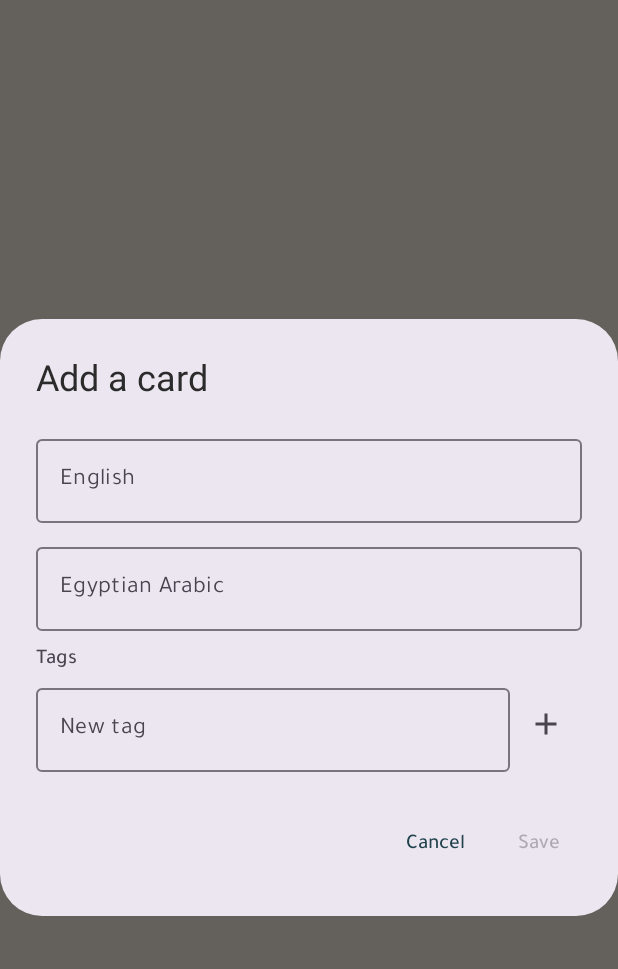
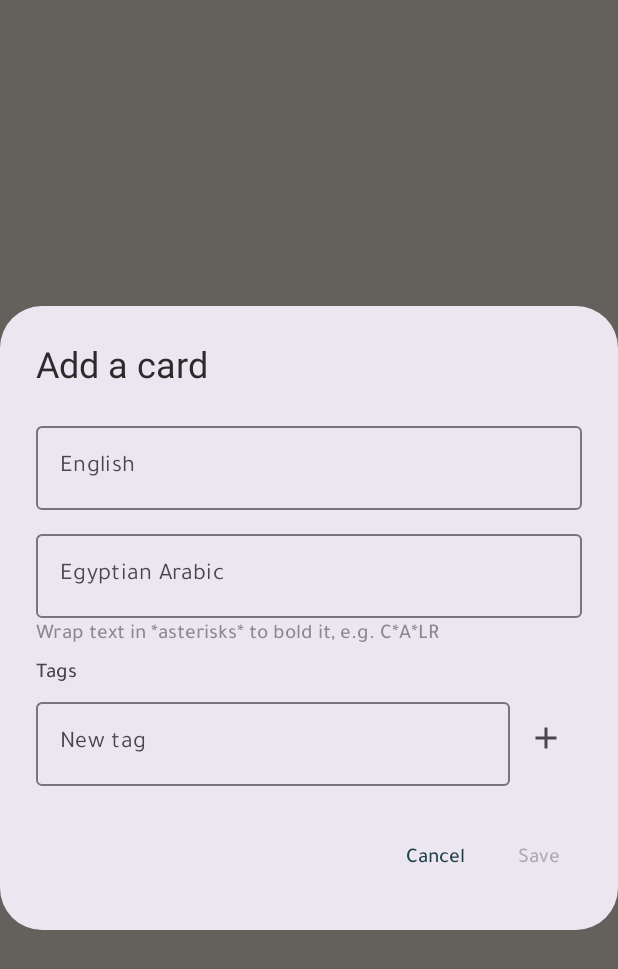
Before and after one commit to arualaura5/Claude-Work-Android-App, an Android app built with Jetpack Compose: the composable CardEditDialog called with empty values, on a phone screen of 412 x 824 dp. Shown: the top 969 px of the screen. Run offline under Robolectric (Android 15) with nearby library versions, the phone set to English and light mode, and no system bars.

Commit message:
Support *bold* markup in card text
Wrap any span in *asterisks* when adding/editing a card to render it
bold — handy for marking Arabic root letters within an inflected
form. Shifted the flashcard's base text weight from Bold to Medium so
the marked spans actually stand out, and applied the same rendering
to the card previews in My Cards. Added an in-app hint on the
add/edit form so this doesn't need to be looked up.

Pure display change — card text is stored exactly as typed (asterisks
included), so this doesn't touch the data format at all.

```diff
--- a/app/src/main/java/com/arabicflashcards/app/ui/ManageCardsScreen.kt
+++ b/app/src/main/java/com/arabicflashcards/app/ui/ManageCardsScreen.kt
@@ -98,9 +98,9 @@ internal fun ManageCardsScreen(
                                 verticalAlignment = Alignment.CenterVertically
                             ) {
                                 Column(modifier = Modifier.weight(1f)) {
-                                    Text(card.english, fontWeight = FontWeight.Bold)
+                                    Text(parseCardMarkup(card.english), fontWeight = FontWeight.Medium)
                                     Text(
-                                        card.egyptian,
+                                        parseCardMarkup(card.egyptian),
                                         color = MaterialTheme.colorScheme.onSurface.copy(alpha = 0.7f)
                                     )
                                     if (card.tags.isNotEmpty()) {
@@ -220,6 +220,12 @@ private fun CardEditDialog(
                     label = { Text("Egyptian Arabic") },
                     modifier = Modifier.fillMaxWidth()
                 )
+                Spacer(Modifier.height(4.dp))
+                Text(
+                    "Wrap text in *asterisks* to bold it, e.g. C*A*LR",
+                    style = MaterialTheme.typography.labelLarge,
+                    color = MaterialTheme.colorScheme.onSurface.copy(alpha = 0.5f)
+                )
                 Spacer(Modifier.height(12.dp))
                 Text("Tags", style = MaterialTheme.typography.labelLarge)
                 Spacer(Modifier.height(4.dp))
--- a/app/src/main/java/com/arabicflashcards/app/ui/StudyScreen.kt
+++ b/app/src/main/java/com/arabicflashcards/app/ui/StudyScreen.kt
@@ -301,10 +301,10 @@ private fun CardFace(primary: String, secondary: String, primarySize: TextUnit)
             .verticalScroll(rememberScrollState())
     ) {
         Text(
-            text = primary,
+            text = parseCardMarkup(primary),
             fontFamily = Tajawal,
             fontSize = primarySize,
-            fontWeight = FontWeight.Bold,
+            fontWeight = FontWeight.Medium,
             textAlign = TextAlign.Center
         )
         Spacer(Modifier.height(10.dp))
```
Also changed, not shown: app/src/main/java/com/arabicflashcards/app/ui/CardMarkup.kt (added, +33 -0 lines).
